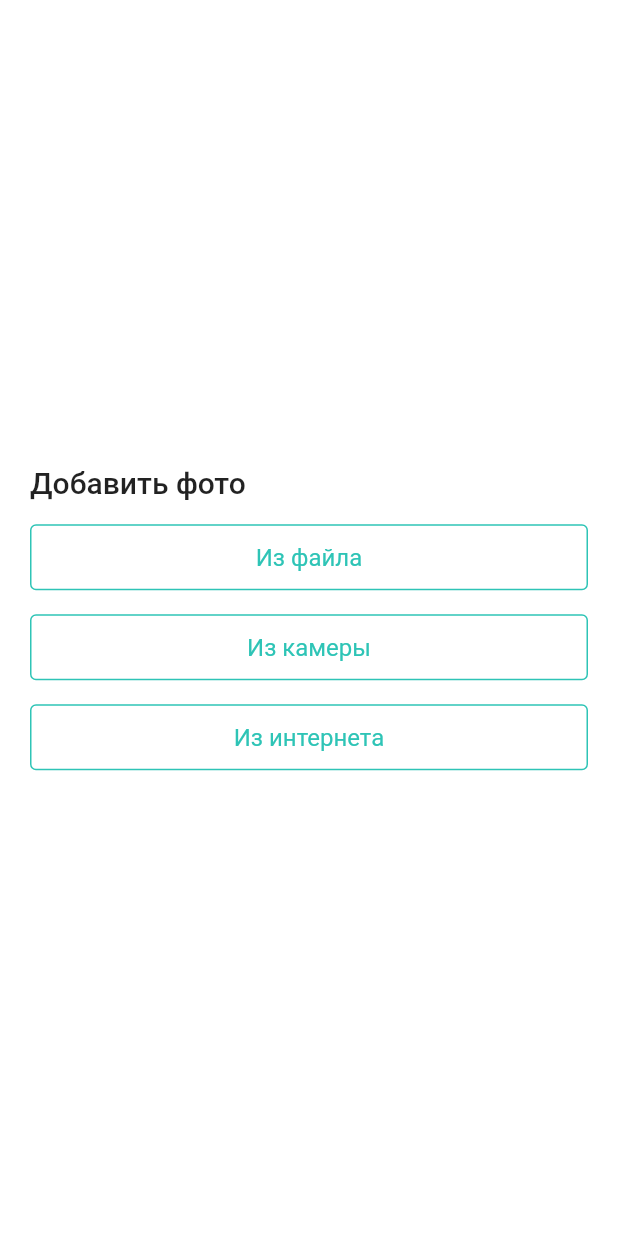
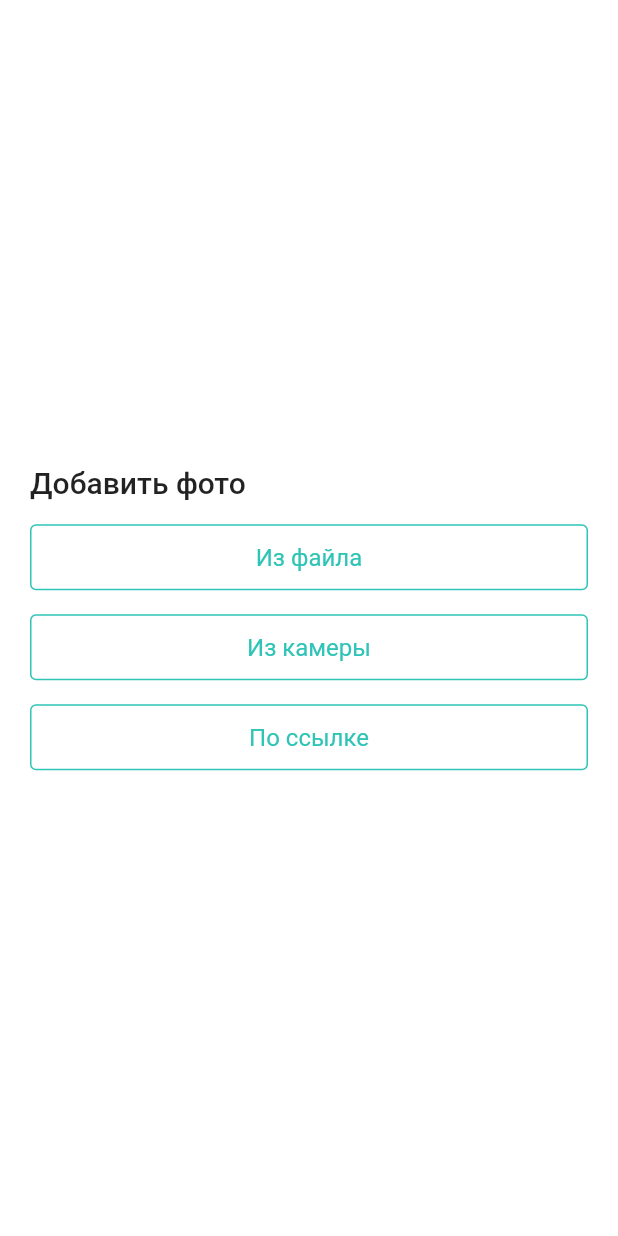
Before and after one commit to potykion/w2w, a Flutter app: the AddImageChoicePage screen opened by its route, on a phone screen of 412 x 824 dp. Run offline on Flutter 3.47's test engine with Material 2 defaults, Android fonts, the phone set to English and light mode, and no system bars; our stand-ins replace camera, file_picker, flutter_typeahead, freezed_annotation, get, hive and 1 more; accounts and stored records are empty; generated files the repository leaves out were written again.

Commit message:
#7:  добавление через ссылку

```diff
--- a/lib/clothing/ui/components/add-image.dart
+++ b/lib/clothing/ui/components/add-image.dart
@@ -41,3 +41,30 @@ class UploadPhotoViaCameraButton extends StatelessWidget {
     );
   }
 }
+
+class UploadPhotoViaLinkButtonAndInput extends StatefulWidget {
+  @override
+  _UploadPhotoViaLinkButtonAndInputState createState() =>
+      _UploadPhotoViaLinkButtonAndInputState();
+}
+
+class _UploadPhotoViaLinkButtonAndInputState
+    extends State<UploadPhotoViaLinkButtonAndInput> {
+  var showInput = false;
+
+  @override
+  Widget build(BuildContext context) {
+    return Column(
+      children: [
+        FullWidthButton(
+          text: "По ссылке",
+          onPressed: () => setState(() => showInput = true),
+        ),
+        if (showInput)
+          LinkSubmitInput(
+            hintText: "Ссылка на фотку со шмоткой",
+          )
+      ],
+    );
+  }
+}
--- a/lib/clothing/ui/pages/add-image.dart
+++ b/lib/clothing/ui/pages/add-image.dart
@@ -20,7 +20,7 @@ class AddImageChoicePage extends StatelessWidget {
               children: [
                 UploadPhotoViaFileButton(),
                 UploadPhotoViaCameraButton(),
-                FullWidthButton(text: "Из интернета"),
+                UploadPhotoViaLinkButtonAndInput(),
               ],
             ),
           ),
```
